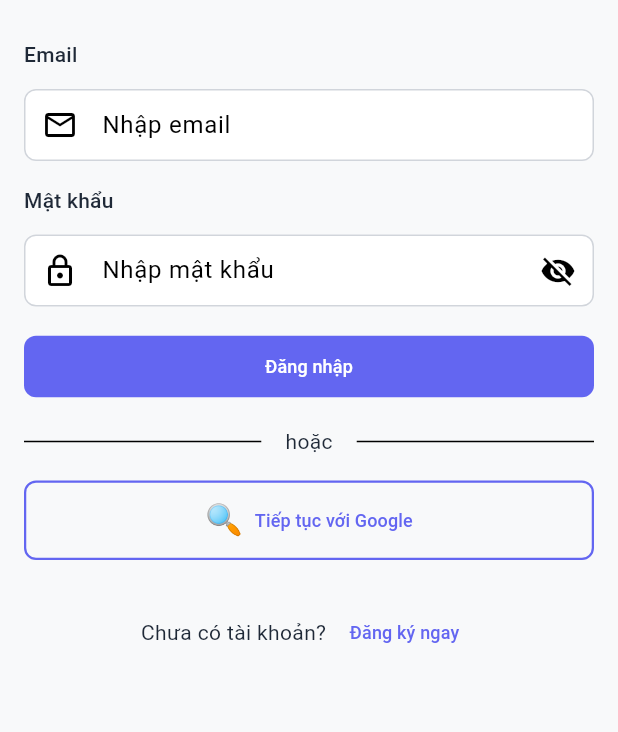
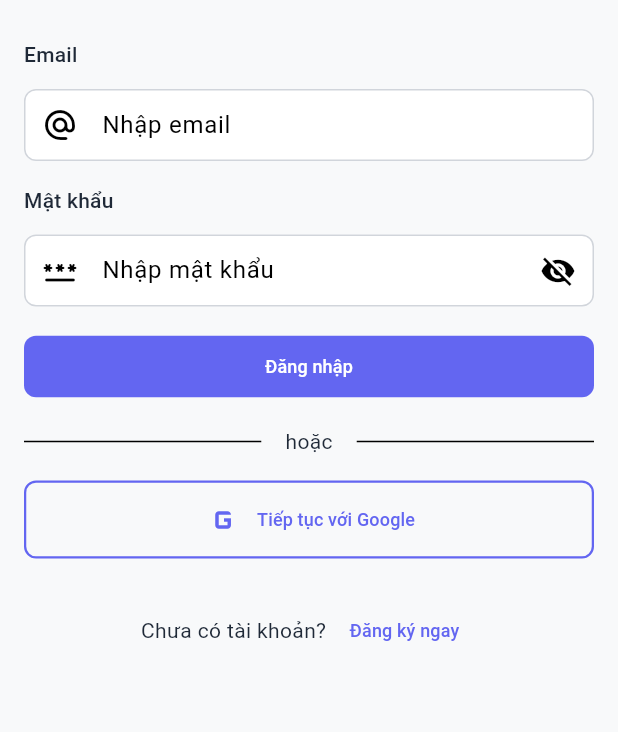
Before and after one commit to devin-ph/expense_tracker, a Flutter app: the screen it shows after launch, after a tap on "Đăng nhập", on a phone screen of 412 x 824 dp. Shown: the part 316-1048 px from the top of the screen. Run offline on Flutter 3.47's test engine with Material 3 defaults, Android fonts, the phone set to English and light mode, and no system bars; our stand-ins replace cloud_firestore, file_picker, firebase_auth, firebase_core, fl_chart, image_picker; accounts and stored records are empty.

Commit message:
login with google and signup

```diff
--- a/lib/main.dart
+++ b/lib/main.dart
@@ -59,6 +59,7 @@ class MyApp extends StatelessWidget {
               '/transactions': (_) => const TransactionsScreen(),
               '/statistics': (_) => const StatisticsScreen(),
               '/login': (_) => const AuthLoginScreen(),
+              '/signup': (_) => const AuthSignupScreen(),
               '/profile': (_) => const ProfileScreen(),
             },
           );
@@ -93,8 +94,13 @@ class _MainAppState extends State<MainApp> {
   Widget build(BuildContext context) {
     return Consumer<AuthNotifier>(
       builder: (context, authNotifier, _) {
-        // If not authenticated, show login screen
-        if (!authNotifier.isAuthenticated && !authNotifier.isLoading) {
+        if (!authNotifier.isAuthenticated) {
+          if (authNotifier.isLoading) {
+            return const Scaffold(
+              body: Center(child: CircularProgressIndicator()),
+            );
+          }
+
           return const AuthLoginScreen();
         }
 
--- a/lib/models/transaction.dart
+++ b/lib/models/transaction.dart
@@ -20,10 +20,12 @@ class Transaction {
     required this.type,
     required this.amount,
     this.note,
-    this.attachments = const [],
+    List<String>? attachments,
     required this.date,
     required this.createdAt,
-  });
+  }) : attachments = List<String>.unmodifiable(
+         (attachments ?? const <String>[]).map((item) => item.toString()),
+       );
 
   Transaction copyWith({
     String? id,
@@ -60,11 +62,11 @@ class Transaction {
       type: TransactionType.values[json['type'] as int],
       amount: (json['amount'] as num).toDouble(),
       note: json['note'] as String?,
-      attachments:
-          (json['attachments'] as List<dynamic>?)
-              ?.map((item) => item.toString())
-              .toList() ??
-          const [],
+      attachments: json['attachments'] is List
+          ? (json['attachments'] as List<dynamic>)
+                .map((item) => item.toString())
+                .toList()
+          : const <String>[],
       date: DateTime.parse(json['date'] as String),
       createdAt: DateTime.parse(json['createdAt'] as String),
     );
--- a/lib/providers/category_provider.dart
+++ b/lib/providers/category_provider.dart
@@ -33,7 +33,7 @@ class CategoryNotifier extends ChangeNotifier {
         id: 'cat2',
         userId: 'user1',
         name: 'Chi tiêu thiết yếu',
-        icon: '🧺',
+        icon: '🛒',
         type: models.TransactionType.expense,
         createdAt: DateTime.now(),
       ),
@@ -57,7 +57,7 @@ class CategoryNotifier extends ChangeNotifier {
         id: 'cat5',
         userId: 'user1',
         name: 'Chi tiêu tùy ý',
-        icon: '✨',
+        icon: '⭐',
         type: models.TransactionType.expense,
         createdAt: DateTime.now(),
       ),
--- a/lib/screens/auth/auth_login_screen.dart
+++ b/lib/screens/auth/auth_login_screen.dart
@@ -79,7 +79,7 @@ class _AuthLoginScreenState extends State<AuthLoginScreen> {
                   keyboardType: TextInputType.emailAddress,
                   decoration: InputDecoration(
                     hintText: 'Nhập email',
-                    prefixIcon: const Icon(Icons.email_outlined),
+                    prefixIcon: const Icon(Icons.alternate_email_rounded),
                   ),
                 ),
                 const SizedBox(height: AppSpacing.lg),
@@ -94,7 +94,7 @@ class _AuthLoginScreenState extends State<AuthLoginScreen> {
                   obscureText: !_isPasswordVisible,
                   decoration: InputDecoration(
                     hintText: 'Nhập mật khẩu',
-                    prefixIcon: const Icon(Icons.lock_outlined),
+                    prefixIcon: const Icon(Icons.password_rounded),
                     suffixIcon: IconButton(
                       icon: Icon(
                         _isPasswordVisible
@@ -143,7 +143,7 @@ class _AuthLoginScreenState extends State<AuthLoginScreen> {
                 // Google login
                 OutlinedButton.icon(
                   onPressed: _isLoading ? null : _handleGoogleLogin,
-                  icon: const Text('🔍', style: TextStyle(fontSize: 20)),
+                  icon: const Icon(Icons.g_mobiledata, size: 28),
                   label: const Text('Tiếp tục với Google'),
                 ),
                 const SizedBox(height: AppSpacing.xl),
@@ -181,11 +181,9 @@ class _AuthLoginScreenState extends State<AuthLoginScreen> {
     setState(() => _isLoading = true);
 
     try {
-      await context.read<AuthNotifier>().login(
-        _emailController.text,
-        _passwordController.text,
-      );
-      if (mounted) {
+      final authNotifier = context.read<AuthNotifier>();
+      await authNotifier.login(_emailController.text, _passwordController.text);
+      if (mounted && authNotifier.isAuthenticated) {
         Navigator.pushReplacementNamed(context, '/home');
       }
     } catch (e) {
@@ -195,7 +193,9 @@ class _AuthLoginScreenState extends State<AuthLoginScreen> {
         ).showSnackBar(SnackBar(content: Text('Lỗi: $e')));
       }
     } finally {
-      setState(() => _isLoading = false);
+      if (mounted) {
+        setState(() => _isLoading = false);
+      }
     }
   }
 
@@ -203,8 +203,9 @@ class _AuthLoginScreenState extends State<AuthLoginScreen> {
     setState(() => _isLoading = true);
 
     try {
-      await context.read<AuthNotifier>().loginWithGoogle();
-      if (mounted) {
+      final authNotifier = context.read<AuthNotifier>();
+      await authNotifier.loginWithGoogle();
+      if (mounted && authNotifier.isAuthenticated) {
         Navigator.pushReplacementNamed(context, '/home');
       }
     } catch (e) {
@@ -214,7 +215,9 @@ class _AuthLoginScreenState extends State<AuthLoginScreen> {
         ).showSnackBar(SnackBar(content: Text('Lỗi: $e')));
       }
     } finally {
-      setState(() => _isLoading = false);
+      if (mounted) {
+        setState(() => _isLoading = false);
+      }
     }
   }
 }
--- a/lib/screens/auth/dialogs/edit_profile_dialog.dart
+++ b/lib/screens/auth/dialogs/edit_profile_dialog.dart
@@ -77,7 +77,7 @@ class _EditProfileDialogState extends State<EditProfileDialog> {
               controller: _nameController,
               decoration: InputDecoration(
                 hintText: 'Nhập tên của bạn',
-                prefixIcon: const Icon(Icons.person_outline),
+                prefixIcon: const Icon(Icons.badge_outlined),
                 enabled: !_isLoading,
                 border: OutlineInputBorder(
                   borderRadius: BorderRadius.circular(AppBorderRadius.md),
--- a/lib/widgets/transaction_card.dart
+++ b/lib/widgets/transaction_card.dart
@@ -22,12 +22,13 @@ class TransactionCard extends StatelessWidget {
     required this.categoryIcon,
     required this.amount,
     this.note,
-    this.attachments = const [],
+    List<String>? attachments,
     required this.dateTime,
     this.isIncome = false,
     this.onTap,
     this.onLongPress,
-  }) : super(key: key);
+  }) : attachments = attachments ?? const <String>[],
+       super(key: key);
 
   String _attachmentName(String payload) {
     try {
--- a/pubspec.yaml
+++ b/pubspec.yaml
@@ -60,9 +60,9 @@ dependencies:
   http: ^1.2.2
 
   # Firebase
-  firebase_core: ^2.24.0
-  firebase_auth: ^4.14.0
-  cloud_firestore: ^4.13.0
+  firebase_core: ^4.5.0
+  firebase_auth: ^6.2.0
+  cloud_firestore: ^6.1.3
 
 dev_dependencies:
   flutter_test:
```
Also changed, not shown: dataconnect/dataconnect.yaml (added, +13 -0 lines), lib/providers/auth_provider.dart (+97 -8 lines), lib/screens/add_transaction/add_transaction_sheet.dart (+70 -42 lines), lib/screens/auth/auth_signup_screen.dart (+7 -5 lines), firebase.json (added), lib/firebase_options.dart, pubspec.lock (added), 5 other files.
